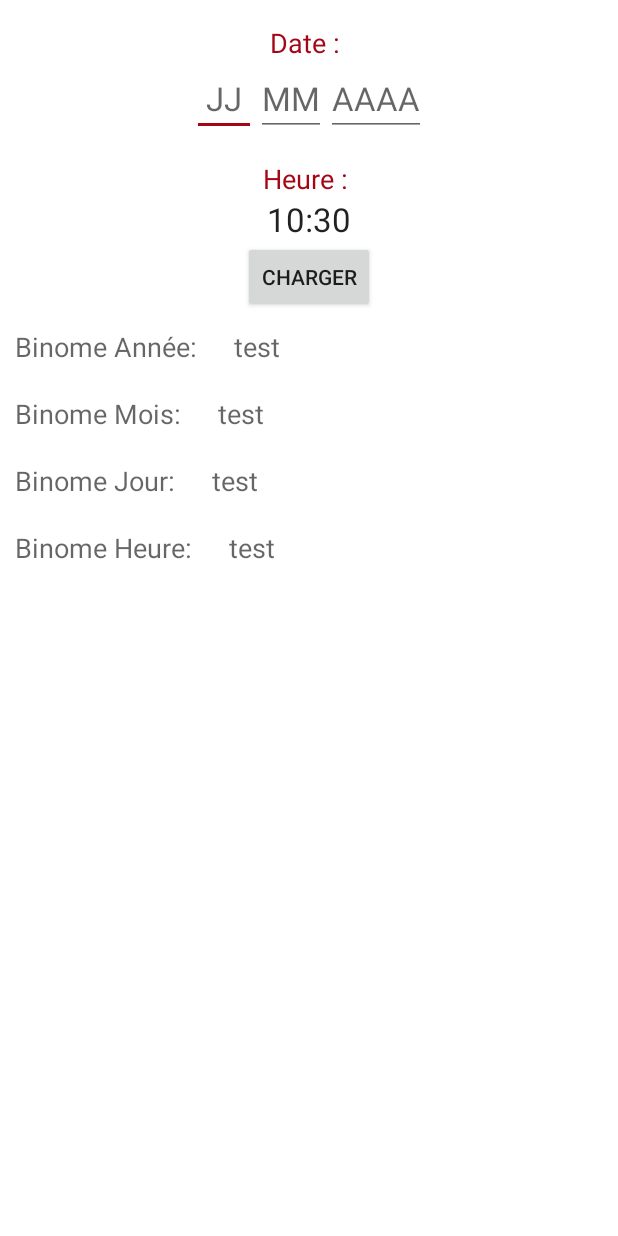
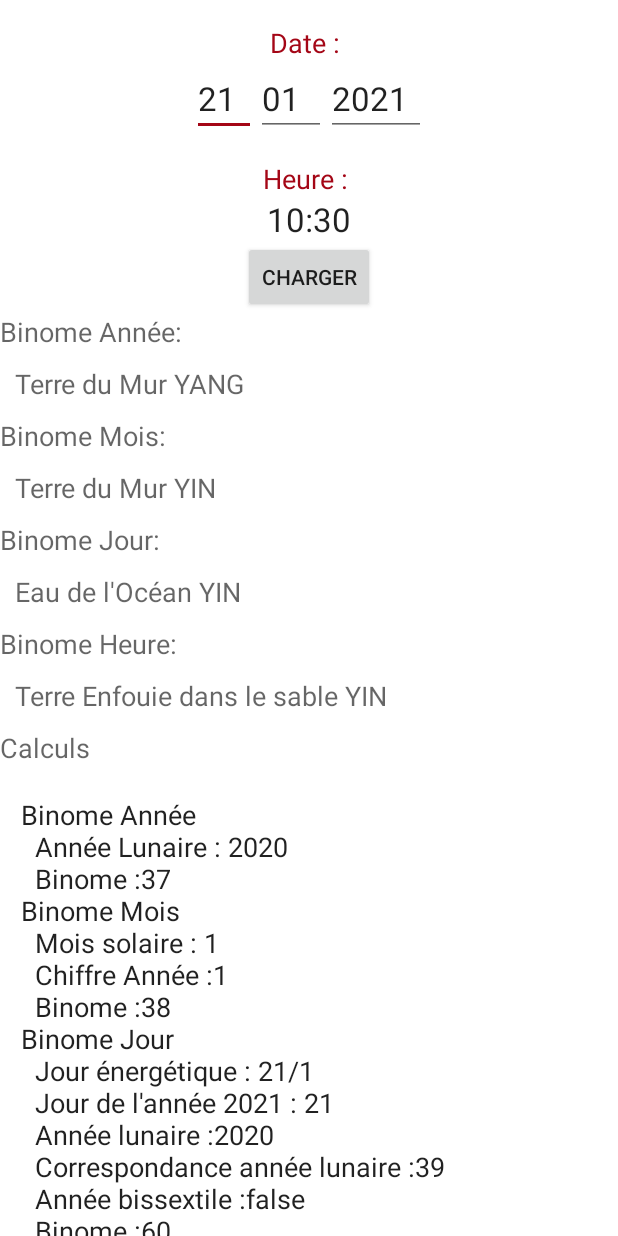
Before and after one commit to fibreariane/BIORYTHME, an Android app: the TestBiorythmeActivity screen opened directly, with no data from a screen before it, after a tap on "CHARGER", on a phone screen of 412 x 824 dp. Run offline under Robolectric (Android 15) with nearby library versions, the light colour scheme and no system bars.

Commit message:
Maj test

```diff
--- a/app/src/main/java/com/fibredariane/horoscope/chinois/biorythmeETRES/Test/TestBiorythmeActivity.java
+++ b/app/src/main/java/com/fibredariane/horoscope/chinois/biorythmeETRES/Test/TestBiorythmeActivity.java
@@ -4,7 +4,9 @@ import android.app.Dialog;
 import android.app.TimePickerDialog;
 import android.content.Context;
 import android.os.Bundle;
+
 import androidx.appcompat.app.AppCompatActivity;
+
 import android.view.View;
 import android.widget.ArrayAdapter;
 import android.widget.EditText;
@@ -12,6 +14,8 @@ import android.widget.LinearLayout;
 import android.widget.TextView;
 import android.widget.TimePicker;
 
+import com.fibredariane.horoscope.chinois.biorythmeETRES.Activities.MainActivity;
+import com.fibredariane.horoscope.chinois.biorythmeETRES.Models.Binome;
 import com.fibredariane.horoscope.chinois.biorythmeETRES.Models.Biorythme;
 import com.fibredariane.horoscope.chinois.biorythmeETRES.R;
 import com.fibredariane.horoscope.chinois.biorythmeETRES.Utils.CalculBinomes;
@@ -22,12 +26,13 @@ import java.util.List;
 import java.time.*;
 
 
-public class TestBiorythmeActivity extends AppCompatActivity  implements TimePickerDialog.OnTimeSetListener,View.OnClickListener  {
+public class TestBiorythmeActivity extends AppCompatActivity implements TimePickerDialog.OnTimeSetListener, View.OnClickListener {
 
     private TextView mTextViewBinomeAnnee;
     private TextView mTextViewBinomeMois;
     private TextView mTextViewBinomeJour;
     private TextView mTextViewBinomeHeure;
+    private EditText mTextViewCalculBinome;
     private EditText mEditTextDateJour;
     private EditText mEditTextDateMois;
     private EditText mEditTextDateAnnee;
@@ -50,14 +55,16 @@ public class TestBiorythmeActivity extends AppCompatActivity  implements TimePic
         db = new ManageRecordDB();
         db.initTables();
 
-        mTextViewBinomeAnnee =   (TextView) findViewById(R.id.text_view_name_binome_annee);
-        mTextViewBinomeMois =   (TextView) findViewById(R.id.text_view_name_binome_mois);
-        mTextViewBinomeJour =   (TextView) findViewById(R.id.text_view_name_binome_jour);
-        mTextViewBinomeHeure=   (TextView) findViewById(R.id.text_view_name_binome_heure);
+        mTextViewBinomeAnnee = (TextView) findViewById(R.id.text_view_name_binome_annee);
+        mTextViewBinomeMois = (TextView) findViewById(R.id.text_view_name_binome_mois);
+        mTextViewBinomeJour = (TextView) findViewById(R.id.text_view_name_binome_jour);
+        mTextViewBinomeHeure = (TextView) findViewById(R.id.text_view_name_binome_heure);
 
         mEditTextDateJour = (EditText) findViewById(R.id.text_view_date_jour);
         mEditTextDateMois = (EditText) findViewById(R.id.text_view_date_mois);
         mEditTextDateAnnee = (EditText) findViewById(R.id.text_view_date_annee);
+
+        mTextViewCalculBinome = findViewById(R.id.text_view_name_calculBinome);
 
         mLinearHeure = (LinearLayout) findViewById(R.id.linear_layout_heure);
         mTextViewHour = (TextView) findViewById(R.id.text_view_hour);
@@ -80,36 +87,20 @@ public class TestBiorythmeActivity extends AppCompatActivity  implements TimePic
                 new StringBuilder().append(pad(mHour))
                         .append(":").append(pad(mMinute)));
 
+        mEditTextDateAnnee.setText(pad(LocalDateTime.now().getYear()));
+        mEditTextDateMois.setText(pad(LocalDateTime.now().getMonthValue()));
+        mEditTextDateJour.setText(pad(LocalDateTime.now().getDayOfMonth()));
 
 
         List<String> list = new ArrayList<String>();
         for (int i = 1; i <= 60; i++) {
             list.add(Integer.toString(i));
         }
-        ArrayAdapter<String> dataAdapter = new ArrayAdapter<String>(this, android.R.layout.simple_spinner_item,list);
+        ArrayAdapter<String> dataAdapter = new ArrayAdapter<String>(this, android.R.layout.simple_spinner_item, list);
         dataAdapter.setDropDownViewResource(android.R.layout.simple_spinner_dropdown_item);
-       // spinnerBinome.setAdapter(dataAdapter);
+        // spinnerBinome.setAdapter(dataAdapter);
 
-        int year = 2019;// Integer.parseInt(mEditTextDateAnnee.getText().toString());
-        int month = 2;//Integer.parseInt(mEditTextDateMois.getText().toString());
-        int day =3;// Integer.parseInt(mEditTextDateJour.getText().toString());
 
-      /**  Biorythme biorythme = new Biorythme(
-                year,
-                month,
-                day,
-                mHour,
-                mMinute,
-                db.getBinome(CalculBinomes.calcBinomeAnnee(year, month, day,mHour, mMinute),""),
-                db.getBinome(CalculBinomes.calcBinomeMois(year, month, day,mHour, mMinute),""),
-                db.getBinome(CalculBinomes.calcBinomeJour(year, month, day,mHour, mMinute),""),
-                db.getBinome(CalculBinomes.calcBinomeHeure(year, month, day,mHour, mMinute),""));
-
-        mTextViewBinomeAnnee.setText(biorythme.getBinomeAnnee().getNom());
-        mTextViewBinomeMois.setText(biorythme.getBinomeMois().getNom());
-        mTextViewBinomeJour.setText(biorythme.getBinomeJour().getNom());
-        mTextViewBinomeHeure.setText(biorythme.getBinomeHeure().getNom());
-*/
     }
 
     public void onTimeSet(TimePicker view, int hourOfDay, int minute) {
@@ -127,40 +118,53 @@ public class TestBiorythmeActivity extends AppCompatActivity  implements TimePic
         else
             return "0" + String.valueOf(c);
     }
+
     protected Dialog onCreateDialog(int id) {
         switch (id) {
             case TIME_DIALOG_ID:
                 // set time picker as current time
                 return new TimePickerDialog(this,
-                        R.style.DialogTheme, TestBiorythmeActivity.this, mHour, mMinute,true);
+                        R.style.DialogTheme, TestBiorythmeActivity.this, mHour, mMinute, true);
 
         }
         return null;
     }
+
     @Override
     public void onClick(View v) {
         switch (v.getId()) {
             case R.id.button2:
-                int year =  Integer.parseInt(mEditTextDateAnnee.getText().toString());
-                int month =Integer.parseInt(mEditTextDateMois.getText().toString());
-                int day =Integer.parseInt(mEditTextDateJour.getText().toString());
+                int year = Integer.parseInt(mEditTextDateAnnee.getText().toString());
+                int month = Integer.parseInt(mEditTextDateMois.getText().toString());
+                int day = Integer.parseInt(mEditTextDateJour.getText().toString());
 
-             /**   Biorythme biorythme = new Biorythme(
-                        year,
+                LocalDateTime date = LocalDateTime.of(year,
                         month,
                         day,
                         mHour,
-                        mMinute,
-                        db.getBinome(CalculBinomes.calcBinomeAnnee(year, month, day,mHour, mMinute),""),
-                        db.getBinome(CalculBinomes.calcBinomeMois(year, month, day,mHour, mMinute),""),
-                        db.getBinome(CalculBinomes.calcBinomeJour(year, month, day,mHour, mMinute),""),
-                        db.getBinome(CalculBinomes.calcBinomeHeure(year, month, day,mHour, mMinute),""));
+                        mMinute);
+                String[] binomes = CalculBinomes.getStringBinome(date.getYear(), date.getMonthValue(), date.getDayOfMonth(), date.getHour(), date.getMinute()).split("\\.");
+                String calcul = CalculBinomes.getStringBinome(date.getYear(), date.getMonthValue(), date.getDayOfMonth(), date.getHour(), date.getMinute(),true);
 
-                mTextViewBinomeAnnee.setText(biorythme.getBinomeAnnee().getNom());
-                mTextViewBinomeMois.setText(biorythme.getBinomeMois().getNom());
-                mTextViewBinomeJour.setText(biorythme.getBinomeJour().getNom());
-                mTextViewBinomeHeure.setText(biorythme.getBinomeHeure().getNom());
-*/
+                Binome binomeAnnee = db.getBinome(binomes[0], "A");
+                Binome binomeMois = db.getBinome(binomes[1], "M");
+                Binome binomeJour = db.getBinome(binomes[2], "J");
+                Binome binomeHeure = db.getBinome(binomes[3], "H");
+                Biorythme biorythme = new Biorythme(date.getYear(),
+                        date.getMonthValue(),
+                        date.getDayOfMonth(),
+                        date.getHour(),
+                        date.getMinute(),
+                        binomeAnnee,
+                        binomeMois,
+                        binomeJour,
+                        binomeHeure);
+
+                mTextViewBinomeAnnee.setText(biorythme.getBinomeAnnee().getNom() + " " + biorythme.getBinomeAnnee().getPolarite());
+                mTextViewBinomeMois.setText(biorythme.getBinomeMois().getNom() + " " + biorythme.getBinomeMois().getPolarite());
+                mTextViewBinomeJour.setText(biorythme.getBinomeJour().getNom() + " " + biorythme.getBinomeJour().getPolarite());
+                mTextViewBinomeHeure.setText(biorythme.getBinomeHeure().getNom() + " " + biorythme.getBinomeHeure().getPolarite());
+                mTextViewCalculBinome.setText(calcul);
                 break;
             default:
                 break;
--- a/app/src/main/java/com/fibredariane/horoscope/chinois/biorythmeETRES/Utils/CalculBinomes.java
+++ b/app/src/main/java/com/fibredariane/horoscope/chinois/biorythmeETRES/Utils/CalculBinomes.java
@@ -11,6 +11,10 @@ import java.time.*;
 public class CalculBinomes {
 
     public static String getStringBinome(int year, int month, int day, int hour, int minute) {
+        return getStringBinome(year, month, day, hour, minute, false);
+    }
+
+    public static String getStringBinome(int year, int month, int day, int hour, int minute, boolean modeCalcul) {
         String stringBinome = "";
         LocalDateTime jourSaisi = LocalDateTime.of(year, month, day, hour, minute);
         int decalageGMT = getDecalageGMT(jourSaisi);
@@ -24,15 +28,23 @@ public class CalculBinomes {
         Log.d("CALCULBIORYTHME", "  Jour énergétique :" + jourEnergetique.toString());
         Log.d("CALCULBIORYTHME", "  Année lunaire :" + anneeLunaire);
         Log.d("CALCULBIORYTHME", "  Année lunaire :" + anneeSolaire);
-        String binomeJour = getBinomeJour(jourEnergetiquePekin, anneeLunaire);
+        String binomeJour = getBinomeJour(jourEnergetiquePekin, anneeLunaire,anneeSolaire);
         stringBinome = getBinomeAnnee(anneeLunaire) + "." +
                 getBinomeMois(jourEnergetiquePekin, anneeSolaire) + "." +
-                getBinomeJour(jourEnergetiquePekin, anneeLunaire) + "." +
+                getBinomeJour(jourEnergetiquePekin, anneeLunaire,anneeSolaire) + "." +
                 getBinomeHeure(jourEnergetique, binomeJour);
 
         Log.d("CALCULBIORYTHMECOMPLET", "Biorythme :" + stringBinome);
         Log.d("CALCULBIORYTHME", "------------------------");
-        return stringBinome;
+        if (modeCalcul) {
+            String calcul = "";
+            calcul = getBinomeAnnee(anneeLunaire, true);
+            calcul += "\n" + getBinomeMois(jourEnergetiquePekin, anneeSolaire, true);
+            calcul += "\n" + getBinomeJour(jourEnergetiquePekin, anneeLunaire,anneeSolaire, true);
+            calcul += "\n" + getBinomeHeure(jourEnergetique, binomeJour, true);
+            return calcul;
+        } else
+            return stringBinome;
     }
 
     /**
@@ -558,6 +570,10 @@ public class CalculBinomes {
      * @return
      */
     public static String getBinomeAnnee(int year) {
+        return getBinomeAnnee(year, false);
+    }
+
+    public static String getBinomeAnnee(int year, boolean modeCalcul) {
         String mStringBinome = "1";
 
         switch (year) {
@@ -803,7 +819,12 @@ public class CalculBinomes {
                 break;
         }
 
-        return mStringBinome;
+        if (modeCalcul) {
+            String calcul = "Binome Année \n  Année Lunaire : " + year;
+            calcul += "\n  Binome :" + mStringBinome;
+            return calcul;
+        } else
+            return mStringBinome;
     }
 
     /**
@@ -814,6 +835,10 @@ public class CalculBinomes {
      * @return
      */
     public static String getBinomeMois(LocalDateTime dateEnergetique, int anneeSolaire) {
+        return getBinomeMois(dateEnergetique, anneeSolaire, false);
+    }
+
+    public static String getBinomeMois(LocalDateTime dateEnergetique, int anneeSolaire, boolean modeCalcul) {
         String mStringBinome = "1";
         int monthSwitch = getMoisSolaire(dateEnergetique);
         int lastDigitYear = anneeSolaire % 10;
@@ -968,7 +993,14 @@ public class CalculBinomes {
 
         }
 
-        return mStringBinome;
+        if (modeCalcul) {
+            String calcul = "Binome Mois \n  Mois solaire : " + monthSwitch;
+            calcul += "\n  Chiffre Année :" + lastDigitYear;
+            calcul += "\n  Binome :" + mStringBinome;
+            return calcul;
+        } else
+            return mStringBinome;
+
     }
 
 
@@ -979,19 +1011,33 @@ public class CalculBinomes {
      * @param anneeEnergetique
      * @return
      */
-    public static String getBinomeJour(LocalDateTime dateEnergetique, int anneeEnergetique) {
+    public static String getBinomeJour(LocalDateTime dateEnergetique, int anneeEnergetique,int anneeSolaire) {
+        return getBinomeJour(dateEnergetique, anneeEnergetique, anneeSolaire,false);
+    }
+
+    public static String getBinomeJour(LocalDateTime dateEnergetique, int anneeEnergetique,int anneeSolaire, boolean modeCalcul) {
         int binomeJour = dateEnergetique.getDayOfYear() + getCorrespondanceNumAnneeLunaire(anneeEnergetique);
         Log.d("CALCULBIORYTHME", "  Biorythme Jour :");
         Log.d("CALCULBIORYTHME", "    Jour année :" + dateEnergetique.getDayOfYear());
         Log.d("CALCULBIORYTHME", "    Correspondance année lunaire :" + getCorrespondanceNumAnneeLunaire(anneeEnergetique));
-        Log.d("CALCULBIORYTHME", "    Année bissextile : " + LocalDate.of(anneeEnergetique, 1, 1).isLeapYear());
-        if (LocalDate.of(anneeEnergetique, 1, 1).isLeapYear())
-            binomeJour += 1;
+        Log.d("CALCULBIORYTHME", "    Année bissextile : " + LocalDate.of(anneeSolaire, 1, 1).isLeapYear());
 
         if (binomeJour != 60) {
             binomeJour = binomeJour % 60;
         }
-        return String.valueOf(binomeJour);
+        String mStringBinome = String.valueOf(binomeJour);
+
+        if (modeCalcul) {
+            String calcul = "Binome Jour";
+            calcul += "\n  Jour énergétique : " + dateEnergetique.getDayOfMonth() + "/" + dateEnergetique.getMonthValue();
+            calcul += "\n  Jour de l'année "+anneeSolaire+" : " + dateEnergetique.getDayOfYear();
+            calcul += "\n  Année lunaire :" + anneeEnergetique;
+            calcul += "\n  Correspondance année lunaire :" + getCorrespondanceNumAnneeLunaire(anneeEnergetique);
+            calcul += "\n  Année bissextile :" + LocalDate.of(anneeSolaire, 1, 1).isLeapYear();
+            calcul += "\n  Binome :" + mStringBinome;
+            return calcul;
+        } else
+            return mStringBinome;
     }
 
     /**
@@ -1002,6 +1048,10 @@ public class CalculBinomes {
      * @return
      */
     public static String getBinomeHeure(LocalDateTime dateEnergetique, String binomeJour) {
+        return getBinomeHeure(dateEnergetique, binomeJour, false);
+    }
+
+    public static String getBinomeHeure(LocalDateTime dateEnergetique, String binomeJour, boolean modeCalcul) {
         String mStringBinome = "1";
 
         int heure = dateEnergetique.getHour();
@@ -1147,7 +1197,14 @@ public class CalculBinomes {
                 break;
 
         }
-        return mStringBinome;
+        if (modeCalcul) {
+            String calcul = "Binome Heure";
+            calcul += "\n  Heure : " + dateEnergetique.getHour();
+            calcul += "\n  Chiffre binome jour : " + dayBinomeModulo;
+            calcul += "\n  Binome :" + mStringBinome;
+            return calcul;
+        } else
+            return mStringBinome;
     }
 
     /**
--- a/app/src/main/res/layout/test_view_biorythme.xml
+++ b/app/src/main/res/layout/test_view_biorythme.xml
@@ -1,5 +1,6 @@
 <?xml version="1.0" encoding="utf-8"?>
 <ScrollView xmlns:android="http://schemas.android.com/apk/res/android"
+    xmlns:tools="http://schemas.android.com/tools"
     android:layout_width="fill_parent"
     android:layout_height="fill_parent"
     android:background="@color/colorWhite"
@@ -8,8 +9,7 @@
     android:scrollbarAlwaysDrawVerticalTrack="true"
     android:scrollbars="vertical">
 
-    <LinearLayout xmlns:android="http://schemas.android.com/apk/res/android"
-        xmlns:tools="http://schemas.android.com/tools"
+    <LinearLayout
         android:layout_width="match_parent"
         android:layout_height="match_parent"
         android:orientation="vertical"
@@ -102,12 +102,12 @@
         <LinearLayout
             android:layout_width="match_parent"
             android:layout_height="wrap_content"
-            android:layout_gravity="center">
+            android:layout_gravity="center"
+            android:orientation="vertical">
 
             <TextView
                 android:layout_width="wrap_content"
                 android:layout_height="wrap_content"
-                android:layout_margin="10dp"
                 android:text="Binome Année: "
                 android:textAppearance="?android:attr/textAppearanceMedium" />
 
@@ -119,15 +119,16 @@
                 android:text="test"
                 android:textAppearance="?android:attr/textAppearanceMedium" />
         </LinearLayout>
+
         <LinearLayout
             android:layout_width="match_parent"
             android:layout_height="wrap_content"
-            android:layout_gravity="center">
+            android:layout_gravity="center"
+            android:orientation="vertical">
 
             <TextView
                 android:layout_width="wrap_content"
                 android:layout_height="wrap_content"
-                android:layout_margin="10dp"
                 android:text="Binome Mois: "
                 android:textAppearance="?android:attr/textAppearanceMedium" />
 
@@ -139,15 +140,16 @@
                 android:text="test"
                 android:textAppearance="?android:attr/textAppearanceMedium" />
         </LinearLayout>
+
         <LinearLayout
             android:layout_width="match_parent"
             android:layout_height="wrap_content"
-            android:layout_gravity="center">
+            android:layout_gravity="center"
+            android:orientation="vertical">
 
             <TextView
                 android:layout_width="wrap_content"
                 android:layout_height="wrap_content"
-                android:layout_margin="10dp"
                 android:text="Binome Jour: "
                 android:textAppearance="?android:attr/textAppearanceMedium" />
 
@@ -159,15 +161,16 @@
                 android:text="test"
                 android:textAppearance="?android:attr/textAppearanceMedium" />
         </LinearLayout>
+
         <LinearLayout
             android:layout_width="match_parent"
             android:layout_height="wrap_content"
-            android:layout_gravity="center">
+            android:layout_gravity="center"
+            android:orientation="vertical">
 
             <TextView
                 android:layout_width="wrap_content"
                 android:layout_height="wrap_content"
-                android:layout_margin="10dp"
                 android:text="Binome Heure: "
                 android:textAppearance="?android:attr/textAppearanceMedium" />
 
@@ -179,5 +182,25 @@
                 android:text="test"
                 android:textAppearance="?android:attr/textAppearanceMedium" />
         </LinearLayout>
+        <LinearLayout
+            android:layout_width="match_parent"
+            android:layout_height="wrap_content"
+            android:layout_gravity="center"
+            android:orientation="vertical">
+
+            <TextView
+                android:layout_width="wrap_content"
+                android:layout_height="wrap_content"
+                android:text="Calculs "
+                android:textAppearance="?android:attr/textAppearanceMedium" />
+
+            <com.google.android.material.textfield.TextInputEditText
+                android:id="@+id/text_view_name_calculBinome"
+                android:layout_width="wrap_content"
+                android:layout_height="wrap_content"
+                android:layout_margin="10dp"
+                android:text="test"
+                android:textAppearance="?android:attr/textAppearanceMedium" />
+        </LinearLayout>
     </LinearLayout>
 </ScrollView>
```
